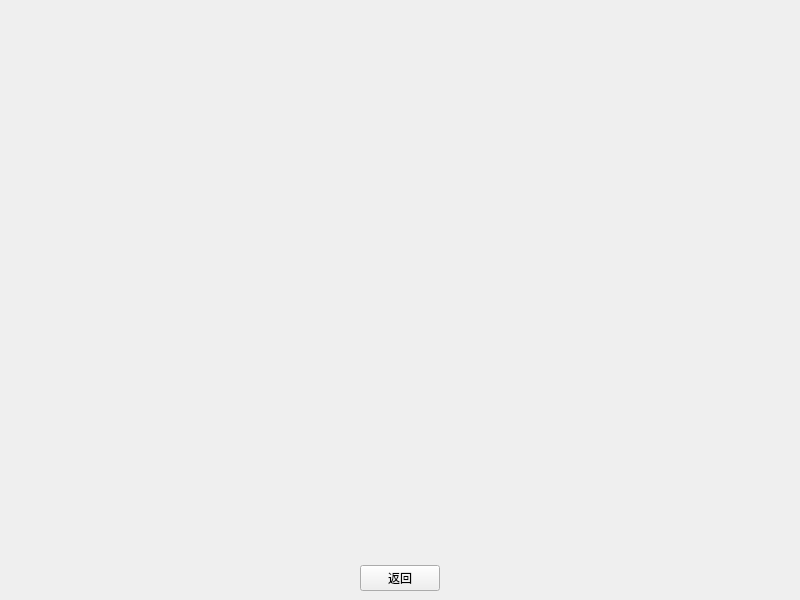
The window that mainwindow.ui (gong1-1989/EvolutionCell) describes before a commit, drawn with Qt 5.
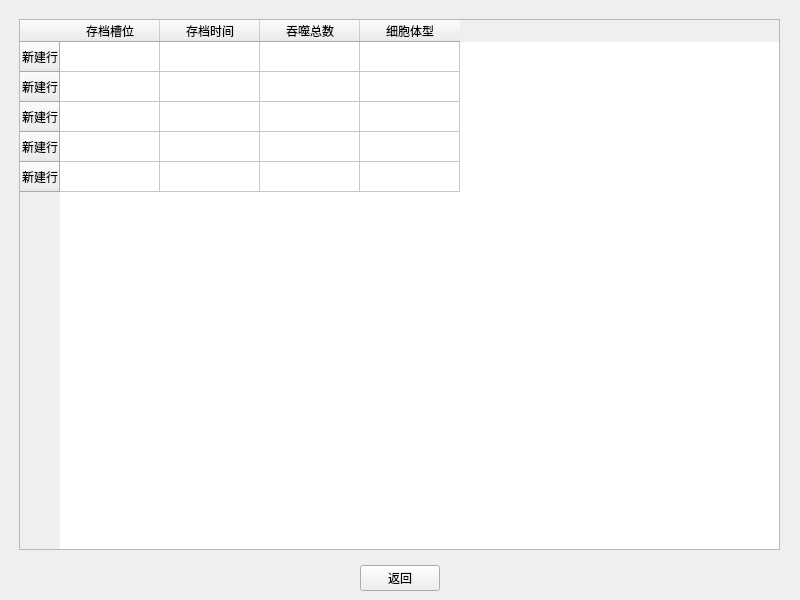
The same window after the commit. The open tabs and pages were chosen to show the change. Custom widgets are drawn as their Qt base class.

Commit message: 20260523-2:增加加载存档功能，保存功能（未完成）

What changed in the file:
```diff
--- a/mainwindow.ui
+++ b/mainwindow.ui
@@ -80,7 +80,72 @@
         </property>
        </widget>
       </widget>
-      <widget class="QWidget" name="LoadPage"/>
+      <widget class="QWidget" name="LoadPage">
+       <widget class="QTableWidget" name="tableSaveList">
+        <property name="geometry">
+         <rect>
+          <x>10</x>
+          <y>10</y>
+          <width>761</width>
+          <height>531</height>
+         </rect>
+        </property>
+        <property name="sizePolicy">
+         <sizepolicy hsizetype="Expanding" vsizetype="Expanding">
+          <horstretch>0</horstretch>
+          <verstretch>0</verstretch>
+         </sizepolicy>
+        </property>
+        <property name="contextMenuPolicy">
+         <enum>Qt::ContextMenuPolicy::CustomContextMenu</enum>
+        </property>
+        <row>
+         <property name="text">
+          <string>新建行</string>
+         </property>
+        </row>
+        <row>
+         <property name="text">
+          <string>新建行</string>
+         </property>
+        </row>
+        <row>
+         <property name="text">
+          <string>新建行</string>
+         </property>
+        </row>
+        <row>
+         <property name="text">
+          <string>新建行</string>
+         </property>
+        </row>
+        <row>
+         <property name="text">
+          <string>新建行</string>
+         </property>
+        </row>
+        <column>
+         <property name="text">
+          <string>存档槽位</string>
+         </property>
+        </column>
+        <column>
+         <property name="text">
+          <string>存档时间</string>
+         </property>
+        </column>
+        <column>
+         <property name="text">
+          <string>吞噬总数</string>
+         </property>
+        </column>
+        <column>
+         <property name="text">
+          <string>细胞体型</string>
+         </property>
+        </column>
+       </widget>
+      </widget>
       <widget class="QWidget" name="HomePage">
        <property name="sizePolicy">
         <sizepolicy hsizetype="Expanding" vsizetype="Expanding">
```
Left out of the diff: 2 changed lines with no effect on the pictures. The commit also changes 16 other files.
